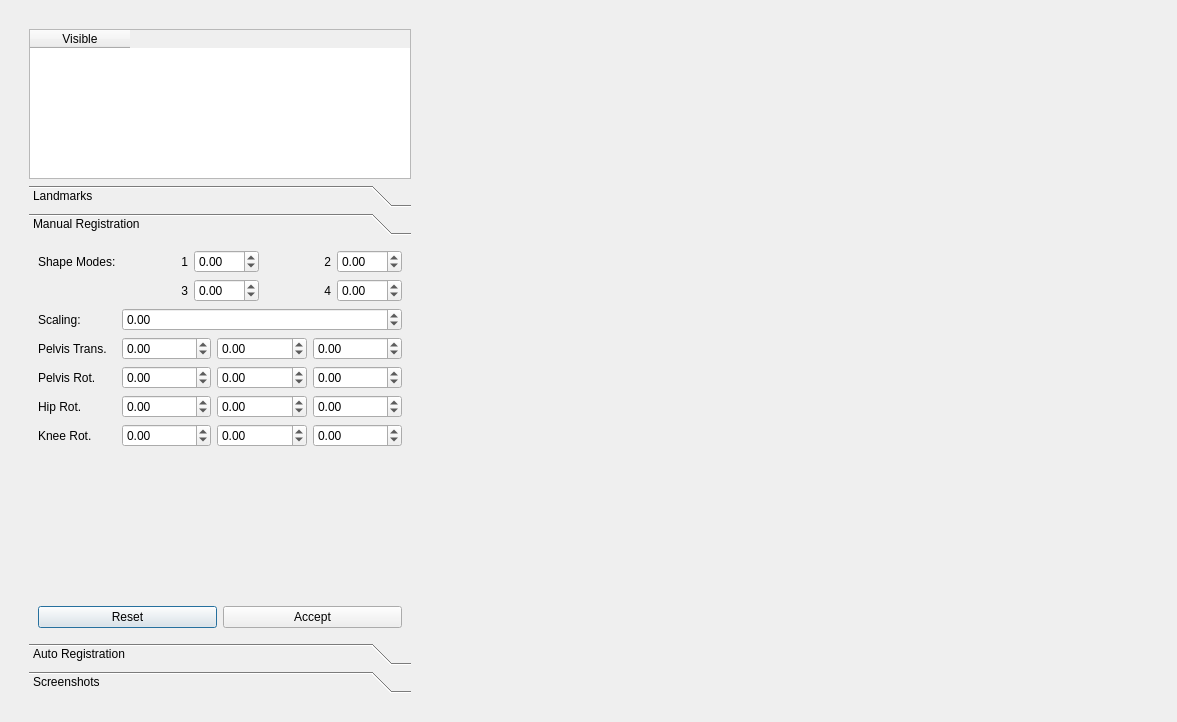
Qt form mapclientplugins/fieldworklowerlimbgenerationstep/qt/lowerlimbgenerationdialog.ui (mapclient-plugins/fieldworklowerlimbgenerationstep) before a commit.
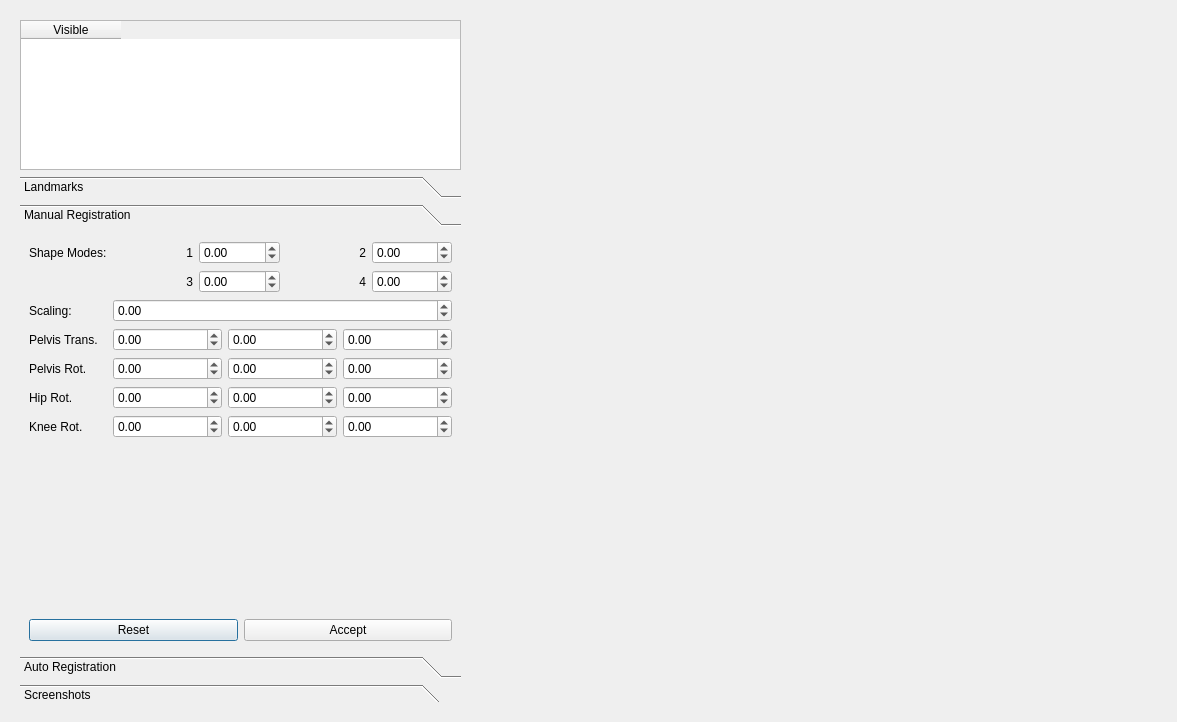
The same form after that commit. The open tabs and pages were chosen to show the change. Custom widgets are drawn as their Qt base class.

Commit message: increased limit on translation spinbox to +-10000

```diff
--- a/mapclientplugins/fieldworklowerlimbgenerationstep/qt/lowerlimbgenerationdialog.ui
+++ b/mapclientplugins/fieldworklowerlimbgenerationstep/qt/lowerlimbgenerationdialog.ui
@@ -39,7 +39,22 @@
      </property>
      <layout class="QGridLayout" name="gridLayout">
       <item row="0" column="0">
+       <widget class="MayaviSceneWidget" name="MayaviScene" native="true">
+        <property name="sizePolicy">
+         <sizepolicy hsizetype="Preferred" vsizetype="Expanding">
+          <horstretch>1</horstretch>
+          <verstretch>1</verstretch>
+         </sizepolicy>
+        </property>
        <widget class="QWidget" name="widget" native="true">
+         <property name="geometry">
+          <rect>
+           <x>0</x>
+           <y>0</y>
+           <width>441</width>
+           <height>686</height>
+          </rect>
+         </property>
         <property name="sizePolicy">
          <sizepolicy hsizetype="Preferred" vsizetype="Preferred">
           <horstretch>0</horstretch>
@@ -100,6 +115,12 @@
          </item>
          <item>
           <widget class="QToolBox" name="toolBox">
+            <property name="minimumSize">
+             <size>
+              <width>0</width>
+              <height>0</height>
+             </size>
+            </property>
            <property name="currentIndex">
             <number>0</number>
            </property>
@@ -213,7 +234,7 @@
              <rect>
               <x>0</x>
               <y>0</y>
-              <width>405</width>
+               <width>423</width>
               <height>388</height>
              </rect>
             </property>
@@ -262,20 +283,20 @@
                  <item>
                   <widget class="QDoubleSpinBox" name="doubleSpinBox_pty">
                    <property name="minimum">
-                    <double>-1000.000000000000000</double>
+                     <double>-10000.000000000000000</double>
                    </property>
                    <property name="maximum">
-                    <double>1000.000000000000000</double>
+                     <double>10000.000000000000000</double>
                    </property>
                   </widget>
                  </item>
                  <item>
                   <widget class="QDoubleSpinBox" name="doubleSpinBox_ptz">
                    <property name="minimum">
-                    <double>-1000.000000000000000</double>
+                     <double>-10000.000000000000000</double>
                    </property>
                    <property name="maximum">
-                    <double>1000.000000000000000</double>
+                     <double>10000.000000000000000</double>
                    </property>
                   </widget>
                  </item>
@@ -801,15 +822,6 @@
          </item>
         </layout>
        </widget>
-      </item>
-      <item row="0" column="1">
-       <widget class="MayaviSceneWidget" name="MayaviScene" native="true">
-        <property name="sizePolicy">
-         <sizepolicy hsizetype="Preferred" vsizetype="Expanding">
-          <horstretch>1</horstretch>
-          <verstretch>1</verstretch>
-         </sizepolicy>
-        </property>
        </widget>
       </item>
      </layout>
```
Left out of the diff: 2 changed lines with no effect on the pictures. Lines whose indentation alone changed are shown as unchanged. The commit also changes 1 other file.
